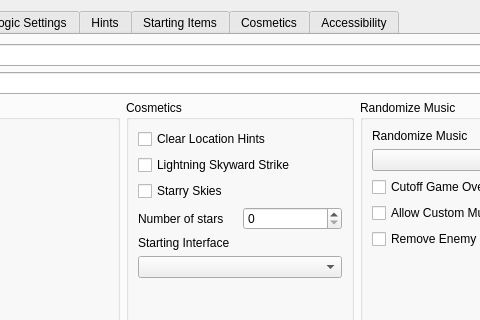
First picture: the form in gui/randogui.ui, repository ssrando/ssrando, before the edit; both pictures show x 361 to 841 and y 0 to 320 of the 1202 by 759 pixel window.
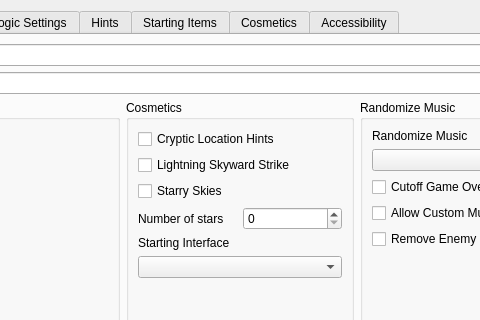
Second picture: the form after the edit.

Commit message: flip option from clear to cryptic (clear by default)

```diff
--- a/gui/randogui.ui
+++ b/gui/randogui.ui
@@ -240,7 +240,7 @@
                <item>
                 <widget class="QCheckBox" name="option_clear_location_hints">
                  <property name="text">
-                  <string>Clear Location Hints</string>
+                  <string>Cryptic Location Hints</string>
                  </property>
                 </widget>
                </item>
```
Left out of the diff: 2 changed lines with no effect on the pictures. The commit also changes 3 other files.
